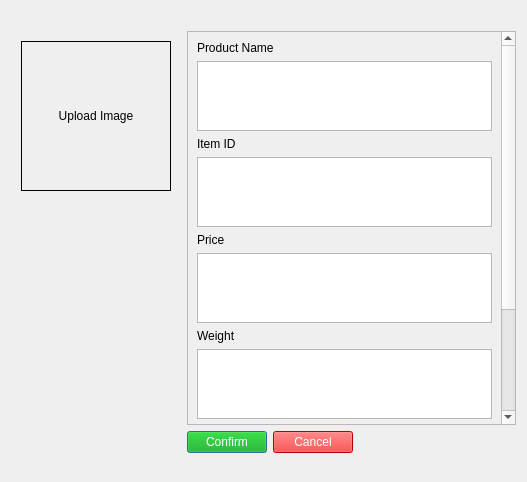
Struong4/Team2Jira, file User Interface/AddInventoryObj.ui: the form before one commit.
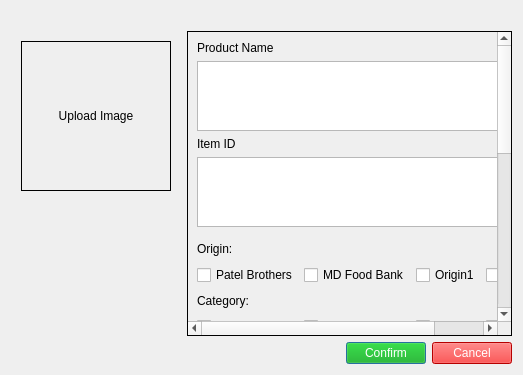
The form after the commit. Icons and pictures are not drawn.

```diff
--- a/User Interface/AddInventoryObj.ui
+++ b/User Interface/AddInventoryObj.ui
@@ -6,8 +6,8 @@
    <rect>
     <x>0</x>
     <y>0</y>
-    <width>527</width>
-    <height>482</height>
+    <width>523</width>
+    <height>375</height>
    </rect>
   </property>
   <property name="windowTitle">
@@ -21,6 +21,12 @@
      </property>
      <item row="1" column="1">
       <widget class="QScrollArea" name="scrollArea">
+       <property name="frameShape">
+        <enum>QFrame::Panel</enum>
+       </property>
+       <property name="frameShadow">
+        <enum>QFrame::Plain</enum>
+       </property>
        <property name="widgetResizable">
         <bool>true</bool>
        </property>
@@ -28,23 +34,23 @@
         <property name="geometry">
          <rect>
           <x>0</x>
-          <y>0</y>
-          <width>312</width>
-          <height>545</height>
+          <y>-71</y>
+          <width>339</width>
+          <height>695</height>
          </rect>
         </property>
         <layout class="QVBoxLayout" name="verticalLayout_3">
          <item>
           <layout class="QVBoxLayout" name="verticalLayout_2">
            <item>
-            <widget class="QLabel" name="label_2">
+            <widget class="QLabel" name="productNameLabel">
              <property name="text">
               <string>Product Name</string>
              </property>
             </widget>
            </item>
            <item>
-            <widget class="QTextEdit" name="ProductNameText"/>
+            <widget class="QTextEdit" name="productNameText"/>
            </item>
            <item>
             <spacer name="verticalSpacer">
@@ -60,54 +66,219 @@
             </spacer>
            </item>
            <item>
-            <widget class="QLabel" name="label_3">
+            <widget class="QLabel" name="itemIDLabel">
              <property name="text">
               <string>Item ID</string>
              </property>
             </widget>
            </item>
            <item>
-            <widget class="QTextEdit" name="ItemIDText"/>
+            <widget class="QTextEdit" name="itemIDText"/>
            </item>
            <item>
-            <widget class="QLabel" name="label_4">
+            <layout class="QGridLayout" name="gridLayout">
+             <property name="topMargin">
+              <number>6</number>
+             </property>
+             <item row="3" column="2">
+              <widget class="QCheckBox" name="catCheckBox3">
+               <property name="text">
+                <string>Cat 3</string>
+               </property>
+              </widget>
+             </item>
+             <item row="1" column="1">
+              <widget class="QCheckBox" name="originCheckBox2">
+               <property name="text">
+                <string>MD Food Bank</string>
+               </property>
+              </widget>
+             </item>
+             <item row="3" column="1">
+              <widget class="QCheckBox" name="catCheckBox2">
+               <property name="text">
+                <string>Cat2</string>
+               </property>
+              </widget>
+             </item>
+             <item row="0" column="0">
+              <widget class="QLabel" name="originLabel">
+               <property name="text">
+                <string>Origin:</string>
+               </property>
+              </widget>
+             </item>
+             <item row="3" column="3">
+              <widget class="QCheckBox" name="catCheckBox4">
+               <property name="text">
+                <string>Cat4</string>
+               </property>
+              </widget>
+             </item>
+             <item row="2" column="0">
+              <widget class="QLabel" name="categoryLabel">
+               <property name="text">
+                <string>Category:</string>
+               </property>
+              </widget>
+             </item>
+             <item row="3" column="0">
+              <widget class="QCheckBox" name="catCheckBox1">
+               <property name="text">
+                <string>Cat 1</string>
+               </property>
+              </widget>
+             </item>
+             <item row="0" column="3">
+              <spacer name="horizontalSpacer">
+               <property name="orientation">
+                <enum>Qt::Horizontal</enum>
+               </property>
+               <property name="sizeHint" stdset="0">
+                <size>
+                 <width>40</width>
+                 <height>20</height>
+                </size>
+               </property>
+              </spacer>
+             </item>
+             <item row="1" column="0">
+              <widget class="QCheckBox" name="originCheckBox1">
+               <property name="text">
+                <string>Patel Brothers</string>
+               </property>
+              </widget>
+             </item>
+             <item row="0" column="2">
+              <spacer name="horizontalSpacer_4">
+               <property name="orientation">
+                <enum>Qt::Horizontal</enum>
+               </property>
+               <property name="sizeHint" stdset="0">
+                <size>
+                 <width>40</width>
+                 <height>20</height>
+                </size>
+               </property>
+              </spacer>
+             </item>
+             <item row="0" column="1">
+              <spacer name="horizontalSpacer_5">
+               <property name="orientation">
+                <enum>Qt::Horizontal</enum>
+               </property>
+               <property name="sizeHint" stdset="0">
+                <size>
+                 <width>40</width>
+                 <height>20</height>
+                </size>
+               </property>
+              </spacer>
+             </item>
+             <item row="2" column="1">
+              <spacer name="horizontalSpacer_6">
+               <property name="orientation">
+                <enum>Qt::Horizontal</enum>
+               </property>
+               <property name="sizeHint" stdset="0">
+                <size>
+                 <width>40</width>
+                 <height>20</height>
+                </size>
+               </property>
+              </spacer>
+             </item>
+             <item row="2" column="2">
+              <spacer name="horizontalSpacer_7">
+               <property name="orientation">
+                <enum>Qt::Horizontal</enum>
+               </property>
+               <property name="sizeHint" stdset="0">
+                <size>
+                 <width>40</width>
+                 <height>20</height>
+                </size>
+               </property>
+              </spacer>
+             </item>
+             <item row="2" column="3">
+              <spacer name="horizontalSpacer_8">
+               <property name="orientation">
+                <enum>Qt::Horizontal</enum>
+               </property>
+               <property name="sizeHint" stdset="0">
+                <size>
+                 <width>40</width>
+                 <height>20</height>
+                </size>
+               </property>
+              </spacer>
+             </item>
+             <item row="1" column="2">
+              <widget class="QCheckBox" name="originCheckBox3">
+               <property name="text">
+                <string>Origin1</string>
+               </property>
+              </widget>
+             </item>
+             <item row="1" column="3">
+              <widget class="QCheckBox" name="originCheckBox4">
+               <property name="text">
+                <string>Origin 2</string>
+               </property>
+              </widget>
+             </item>
+            </layout>
+           </item>
+           <item>
+            <widget class="QLabel" name="priceLabel">
              <property name="text">
               <string>Price</string>
              </property>
             </widget>
            </item>
            <item>
-            <widget class="QTextEdit" name="PriceText"/>
+            <widget class="QTextEdit" name="priceText"/>
            </item>
            <item>
-            <widget class="QLabel" name="label_5">
+            <widget class="QLabel" name="weightLabel">
              <property name="text">
               <string>Weight</string>
              </property>
             </widget>
            </item>
            <item>
-            <widget class="QTextEdit" name="WeightText"/>
+            <widget class="QTextEdit" name="weightText"/>
            </item>
            <item>
-            <widget class="QLabel" name="label_6">
+            <widget class="QLabel" name="descriptionLabel">
              <property name="text">
               <string>Description</string>
              </property>
             </widget>
            </item>
            <item>
-            <widget class="QTextEdit" name="DescriptionText"/>
+            <widget class="QTextEdit" name="descriptionText"/>
            </item>
            <item>
-            <widget class="QLabel" name="label_7">
+            <widget class="QLabel" name="availableQuantityLabel">
              <property name="text">
-              <string>Quantity</string>
+              <string>Available Quantity</string>
              </property>
             </widget>
            </item>
            <item>
-            <widget class="QSpinBox" name="QuantitySpinBox"/>
+            <widget class="QSpinBox" name="availableQuantitySpinBox"/>
+           </item>
+           <item>
+            <widget class="QLabel" name="limitLabel">
+             <property name="text">
+              <string>Quantity Limit</string>
+             </property>
+            </widget>
+           </item>
+           <item>
+            <widget class="QSpinBox" name="limitSpinBox"/>
            </item>
           </layout>
          </item>
@@ -117,30 +288,6 @@
      </item>
      <item row="2" column="1">
       <layout class="QHBoxLayout" name="horizontalLayout_2">
-       <item>
-        <widget class="QPushButton" name="confirmButton">
-         <property name="styleSheet">
-          <string notr="true">background-color: rgb(0, 170, 0);
-color: rgb(255, 255, 255);
-font: 75 10pt &quot;MS Shell Dlg 2&quot;;</string>
-         </property>
-         <property name="text">
-          <string>Confirm</string>
-         </property>
-        </widget>
-       </item>
-       <item>
-        <widget class="QPushButton" name="cancelButton">
-         <property name="styleSheet">
-          <string notr="true">background-color: rgb(255, 0, 0);
-color: rgb(255, 255, 255);
-font: 75 10pt &quot;MS Shell Dlg 2&quot;;</string>
-         </property>
-         <property name="text">
-          <string>Cancel</string>
-         </property>
-        </widget>
-       </item>
        <item>
         <spacer name="horizontalSpacer_2">
          <property name="orientation">
@@ -154,6 +301,30 @@
          </property>
         </spacer>
        </item>
+       <item>
+        <widget class="QPushButton" name="confirmButton">
+         <property name="styleSheet">
+          <string notr="true">background-color: rgb(0, 170, 0);
+color: rgb(255, 255, 255);
+font: 75 10pt &quot;MS Shell Dlg 2&quot;;</string>
+         </property>
+         <property name="text">
+          <string>Confirm</string>
+         </property>
+        </widget>
+       </item>
+       <item>
+        <widget class="QPushButton" name="cancelButton">
+         <property name="styleSheet">
+          <string notr="true">background-color: rgb(255, 0, 0);
+color: rgb(255, 255, 255);
+font: 75 10pt &quot;MS Shell Dlg 2&quot;;</string>
+         </property>
+         <property name="text">
+          <string>Cancel</string>
+         </property>
+        </widget>
+       </item>
       </layout>
      </item>
      <item row="0" column="0">
@@ -197,7 +368,7 @@
         <number>10</number>
        </property>
        <item>
-        <widget class="QLabel" name="label_8">
+        <widget class="QLabel" name="imageUpload">
          <property name="minimumSize">
           <size>
            <width>150</width>
```
